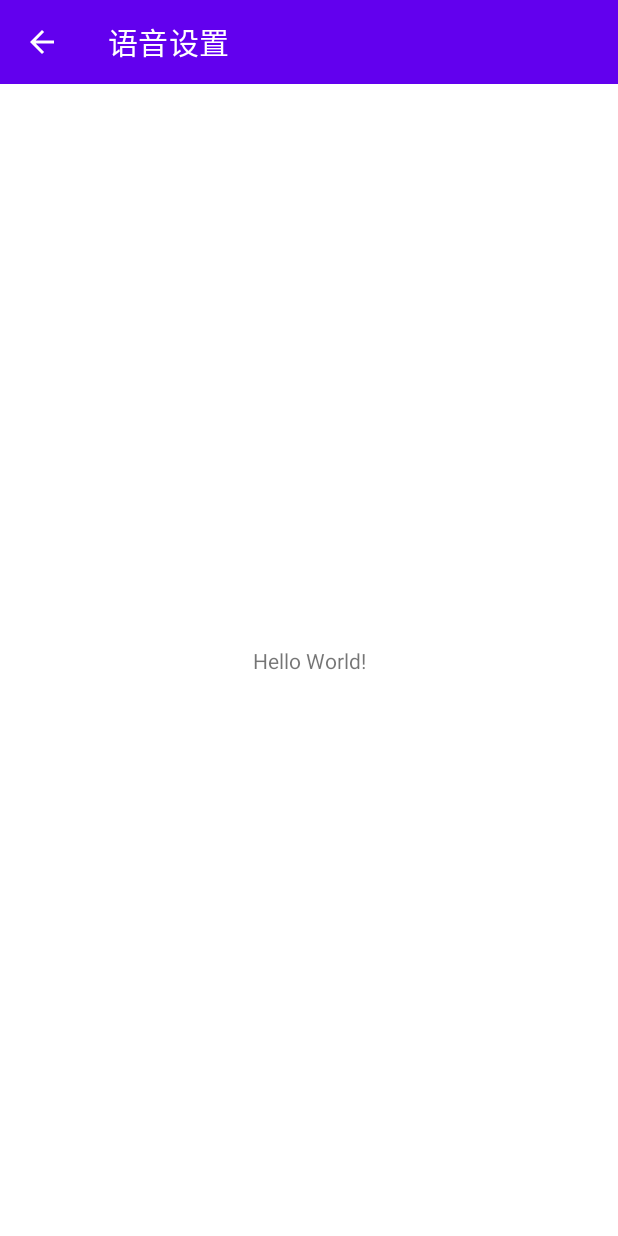
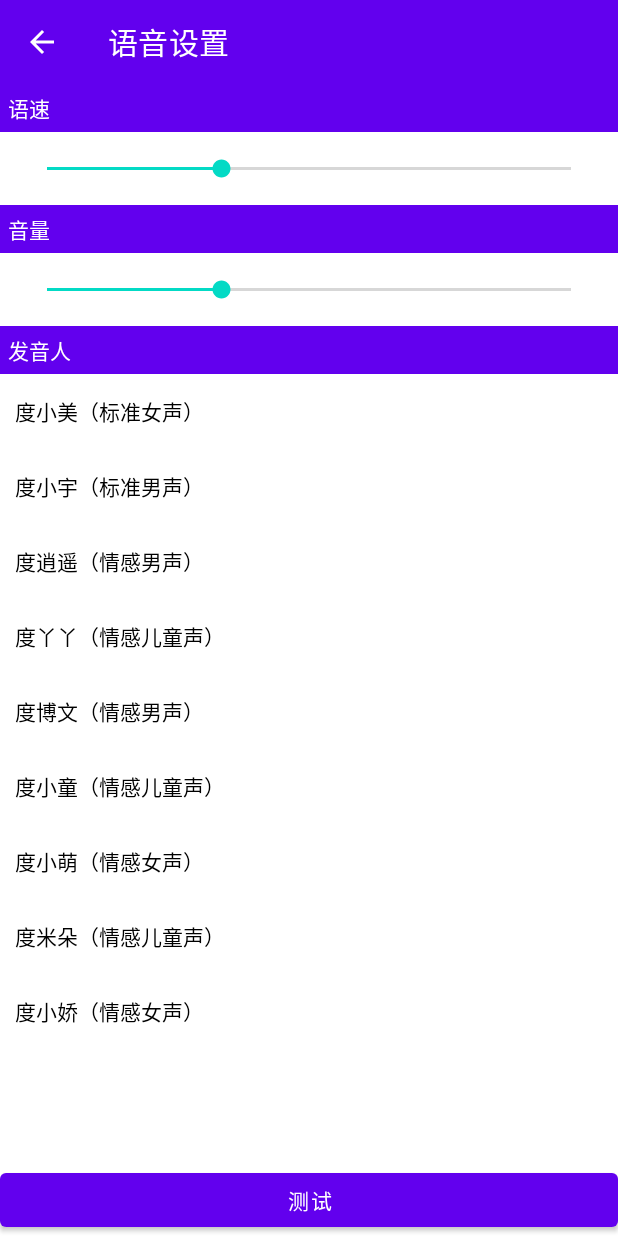
Before and after one commit to HKweiguang/AIVioceApp, an Android app: the VoiceSettingActivity screen opened directly, with no data from a screen before it, on a phone screen of 412 x 824 dp. Run offline under Robolectric (Android 15) with nearby library versions, the light colour scheme and no system bars; our stand-ins replace Shimmer; libraries missing offline, so code that uses them is left out: com.alibaba.android.

Commit message:
add 百度在线语音集成

```diff
--- a/app/src/main/AndroidManifest.xml
+++ b/app/src/main/AndroidManifest.xml
@@ -1,8 +1,6 @@
 <?xml version="1.0" encoding="utf-8"?>
 <manifest xmlns:android="http://schemas.android.com/apk/res/android"
     package="com.shimmer.aivioceapp">
-
-    <uses-permission android:name="android.permission.FOREGROUND_SERVICE" />
 
     <application
         android:name="com.shimmer.lib_base.base.BaseApp"
@@ -12,6 +10,7 @@
         android:roundIcon="@mipmap/ic_launcher_round"
         android:supportsRtl="true"
         android:theme="@style/Theme.AIVioceApp">
+
         <activity
             android:name=".MainActivity"
             android:exported="true">
--- a/app/src/main/java/com/shimmer/aivioceapp/VoiceService.kt
+++ b/app/src/main/java/com/shimmer/aivioceapp/VoiceService.kt
@@ -5,6 +5,7 @@ import android.content.Intent
 import android.os.IBinder
 import com.shimmer.lib_base.helper.NotificationHelper
 import com.shimmer.lib_base.utils.L
+import com.shimmer.lib_voice.manager.VoiceManager
 
 class VoiceService: Service() {
 
--- a/buildSrc/src/main/kotlin/KotlinConstants.kt
+++ b/buildSrc/src/main/kotlin/KotlinConstants.kt
@@ -27,7 +27,7 @@ object dependenciesConfig {
 
 object ModuleConfig {
 
-    const val isApp = false
+    const val isApp = true
 
     const val MODULE_APP_MANAGER = "com.shimmer.module_app_manager"
     const val MODULE_CONSTELLATION = "com.shimmer.module_constellation"
--- a/lib_base/src/main/java/com/shimmer/lib_base/base/BaseApp.kt
+++ b/lib_base/src/main/java/com/shimmer/lib_base/base/BaseApp.kt
@@ -6,6 +6,7 @@ import com.shimmer.lib_base.helper.ARouterHelper
 import com.shimmer.lib_base.helper.NotificationHelper
 import com.shimmer.lib_base.service.InitService
 import com.shimmer.lib_base.utils.SpUtils
+import com.shimmer.lib_voice.manager.VoiceManager
 
 open class BaseApp : Application() {
 
@@ -14,6 +15,7 @@ open class BaseApp : Application() {
 
         ARouterHelper.initHelper(this)
         NotificationHelper.initHelper(this)
+        VoiceManager.initManager(this)
         startService(Intent(this, InitService::class.java))
     }
 }
--- a/lib_voice/build.gradle.kts
+++ b/lib_voice/build.gradle.kts
@@ -36,5 +36,5 @@ android {
 }
 
 dependencies {
-    implementation(fileTree(mapOf("dir" to "libs", "include" to listOf("*.jar"))))
+    api(fileTree(mapOf("dir" to "libs", "include" to listOf("*.jar"))))
 }
--- a/module_developer/src/main/java/com/shimmer/module_developer/base/DeveloperApp.kt
+++ b/module_developer/src/main/java/com/shimmer/module_developer/base/DeveloperApp.kt
@@ -2,4 +2,4 @@ package com.shimmer.module_developer.base
 
 import com.shimmer.lib_base.base.BaseApp
 
-class DeveloperApp: BaseApp()
+internal class DeveloperApp: BaseApp()
--- a/module_developer/src/main/java/com/shimmer/module_developer/data/DeveloperListData.kt
+++ b/module_developer/src/main/java/com/shimmer/module_developer/data/DeveloperListData.kt
@@ -1,6 +1,6 @@
 package com.shimmer.module_developer.data
 
-data class DeveloperListData(
+internal data class DeveloperListData(
     val type: Int,
     val text: String
 )
--- /dev/null
+++ b/module_developer/src/main/res/values/strings.xml
@@ -0,0 +1,5 @@
+<resources>
+    <string name="app_name">开发者模式</string>
+
+    <string name="text_tts_play">你好,我是小爱同学，很高兴认识你</string>
+</resources>
--- a/module_voice_setting/src/main/java/com/shimmer/module_voice_setting/VoiceSettingActivity.kt
+++ b/module_voice_setting/src/main/java/com/shimmer/module_voice_setting/VoiceSettingActivity.kt
@@ -1,17 +1,121 @@
 package com.shimmer.module_voice_setting
 
+import android.widget.Button
+import android.widget.SeekBar
+import androidx.recyclerview.widget.LinearLayoutManager
+import androidx.recyclerview.widget.RecyclerView
 import com.alibaba.android.arouter.facade.annotation.Route
 import com.shimmer.lib_base.base.BaseActivity
+import com.shimmer.lib_base.base.adapter.CommonAdapter
+import com.shimmer.lib_base.base.adapter.CommonViewHolder
 import com.shimmer.lib_base.helper.ARouterHelper
+import com.shimmer.lib_voice.manager.VoiceManager
 
 @Route(path = ARouterHelper.PATH_VOICE_SETTING)
 class VoiceSettingActivity : BaseActivity() {
+
     override fun getLayoutId() = R.layout.activity_voice_setting
 
     override fun getTitleText() = getString(R.string.app_title_voice_setting)
 
     override fun isShowBack() = true
 
+    private val bar_voice_speed by lazy {
+        findViewById<SeekBar>(R.id.bar_voice_speed).apply {
+            progress = 5
+            max = 15
+        }
+    }
+
+    private val bar_voice_volume by lazy {
+        findViewById<SeekBar>(R.id.bar_voice_volume).apply {
+            progress = 5
+            max = 15
+        }
+    }
+
+    private val rv_voice_people by lazy {
+        findViewById<RecyclerView>(R.id.rv_voice_people).apply {
+            layoutManager = LinearLayoutManager(this@VoiceSettingActivity)
+        }
+    }
+
+    private val btn_test by lazy { findViewById<Button>(R.id.btn_test) }
+
+    private val mList = arrayListOf<String>()
+
+    private var mTtsPeopleIndex: Array<String>? = null
+
     override fun initView() {
+        initData()
+        initListener()
+        initPeopleView()
+
+        btn_test.setOnClickListener {
+            VoiceManager.ttsStart("大家好，我是小爱")
+        }
+    }
+
+    private fun initData() {
+        val mTtsPeople = resources.getStringArray(R.array.TTSPeople)
+
+        mTtsPeopleIndex = resources.getStringArray(R.array.TTSPeopleIndex)
+
+        mTtsPeople.forEach {
+            mList.add(it)
+        }
+    }
+
+    private fun initPeopleView() {
+        rv_voice_people.adapter =
+            CommonAdapter<String>(mList, object : CommonAdapter.OnBindDataListener<String> {
+                override fun onBindViewHolder(
+                    model: String,
+                    holder: CommonViewHolder,
+                    type: Int,
+                    position: Int
+                ) {
+                    holder.setText(R.id.mTvPeopleContent, model)
+
+                    holder.itemView.setOnClickListener {
+                        mTtsPeopleIndex?.let {
+                            VoiceManager.setPeople(it[position])
+                        }
+                    }
+                }
+
+                override fun getLayoutId(type: Int) = R.layout.layout_tts_people_list
+            })
+    }
+
+    private fun initListener() {
+        bar_voice_speed.setOnSeekBarChangeListener(object : SeekBar.OnSeekBarChangeListener {
+            override fun onProgressChanged(seekBar: SeekBar?, progress: Int, fromUser: Boolean) {
+                bar_voice_speed.progress = progress
+                VoiceManager.setVoiceSpeed(progress.toString())
+            }
+
+            override fun onStartTrackingTouch(seekBar: SeekBar?) {
+
+            }
+
+            override fun onStopTrackingTouch(seekBar: SeekBar?) {
+
+            }
+        })
+        bar_voice_volume.setOnSeekBarChangeListener(object : SeekBar.OnSeekBarChangeListener {
+            override fun onProgressChanged(seekBar: SeekBar?, progress: Int, fromUser: Boolean) {
+                bar_voice_volume.progress = progress
+                VoiceManager.setVoiceVolume(progress.toString())
+            }
+
+            override fun onStartTrackingTouch(seekBar: SeekBar?) {
+
+            }
+
+            override fun onStopTrackingTouch(seekBar: SeekBar?) {
+
+            }
+        })
     }
 }
--- a/module_voice_setting/src/main/res/layout/activity_voice_setting.xml
+++ b/module_voice_setting/src/main/res/layout/activity_voice_setting.xml
@@ -6,12 +6,65 @@
     android:layout_height="match_parent">
 
     <TextView
-        android:layout_width="wrap_content"
+        android:id="@+id/textView"
+        android:layout_width="match_parent"
         android:layout_height="wrap_content"
-        android:text="Hello World!"
-        app:layout_constraintBottom_toBottomOf="parent"
-        app:layout_constraintLeft_toLeftOf="parent"
-        app:layout_constraintRight_toRightOf="parent"
+        android:background="@color/purple_500"
+        android:padding="5dp"
+        android:text="语速"
+        android:textColor="@android:color/white"
         app:layout_constraintTop_toTopOf="parent" />
 
+    <SeekBar
+        android:id="@+id/bar_voice_speed"
+        android:layout_width="match_parent"
+        android:layout_height="wrap_content"
+        android:layout_margin="15dp"
+        app:layout_constraintTop_toBottomOf="@+id/textView" />
+
+    <TextView
+        android:id="@+id/textView2"
+        android:layout_width="match_parent"
+        android:layout_height="wrap_content"
+        android:layout_marginTop="15dp"
+        android:background="@color/purple_500"
+        android:padding="5dp"
+        android:text="音量"
+        android:textColor="@android:color/white"
+        app:layout_constraintTop_toBottomOf="@+id/bar_voice_speed" />
+
+    <SeekBar
+        android:id="@+id/bar_voice_volume"
+        android:layout_width="match_parent"
+        android:layout_height="wrap_content"
+        android:layout_margin="15dp"
+        app:layout_constraintTop_toBottomOf="@+id/textView2" />
+
+    <TextView
+        android:id="@+id/textView3"
+        android:layout_width="match_parent"
+        android:layout_height="wrap_content"
+        android:layout_marginTop="15dp"
+        android:background="@color/purple_500"
+        android:padding="5dp"
+        android:text="发音人"
+        android:textColor="@android:color/white"
+        app:layout_constraintTop_toBottomOf="@+id/bar_voice_volume" />
+
+    <androidx.recyclerview.widget.RecyclerView
+        android:id="@+id/rv_voice_people"
+        android:layout_width="match_parent"
+        android:layout_height="0dp"
+        app:layout_constraintBottom_toTopOf="@+id/btn_test"
+        app:layout_constraintTop_toBottomOf="@+id/textView3"
+        tools:layout_editor_absoluteX="0dp" />
+
+    <Button
+        android:id="@+id/btn_test"
+        android:layout_width="match_parent"
+        android:layout_height="wrap_content"
+        android:text="测试"
+        app:layout_constraintBottom_toBottomOf="parent" />
+
+
 </androidx.constraintlayout.widget.ConstraintLayout>
--- /dev/null
+++ b/module_voice_setting/src/main/res/layout/layout_tts_people_list.xml
@@ -0,0 +1,12 @@
+<?xml version="1.0" encoding="utf-8"?>
+<TextView xmlns:android="http://schemas.android.com/apk/res/android"
+    android:id="@+id/mTvPeopleContent"
+    android:layout_width="match_parent"
+    android:layout_height="50dp"
+    android:background="?android:attr/selectableItemBackground"
+    android:gravity="center_vertical"
+    android:paddingStart="10dp"
+    android:paddingEnd="0dp"
+    android:textColor="@android:color/black">
+
+</TextView>
--- /dev/null
+++ b/module_voice_setting/src/main/res/values/strings.xml
@@ -0,0 +1,36 @@
+<resources>
+    <string name="app_name">语音设置</string>
+
+    <string name="text_test_tts">大家好，我是小爱</string>
+
+    <string name="text_tts_speed">语速</string>
+    <string name="text_tts_volume">音量</string>
+    <string name="text_tts_people">发音人</string>
+    <string name="text_tts_test">测试</string>
+
+    <!--发声人-->
+    <array name="TTSPeople">
+        <item>度小美（标准女声）</item>
+        <item>度小宇（标准男声）</item>
+        <item>度逍遥（情感男声）</item>
+        <item>度丫丫（情感儿童声）</item>
+        <item>度博文（情感男声）</item>
+        <item>度小童（情感儿童声）</item>
+        <item>度小萌（情感女声）</item>
+        <item>度米朵（情感儿童声）</item>
+        <item>度小娇（情感女声）</item>
+    </array>
+
+    <string-array name="TTSPeopleIndex">
+        <item>0</item>
+        <item>1</item>
+        <item>3</item>
+        <item>4</item>
+        <item>106</item>
+        <item>110</item>
+        <item>111</item>
+        <item>103</item>
+        <item>5</item>
+    </string-array>
+
+</resources>
```
Also changed, not shown: lib_base/src/main/AndroidManifest.xml (+17 -0 lines), lib_base/src/main/res/layout/activity_main.xml (deleted, +0 -17 lines), lib_voice/src/main/java/com/shimmer/lib_voice/manager/VoiceManager.kt (added, +75 -0 lines), lib_voice/src/main/java/com/shimmer/lib_voice/tts/VoiceTTS.kt (added, +130 -0 lines), module_developer/src/main/java/com/shimmer/module_developer/DeveloperActivity.kt (+12 -0 lines), lib_voice/libs/com.baidu.tts_2.6.2.2.20200629_44818d4.jar (added), 2 other files.
